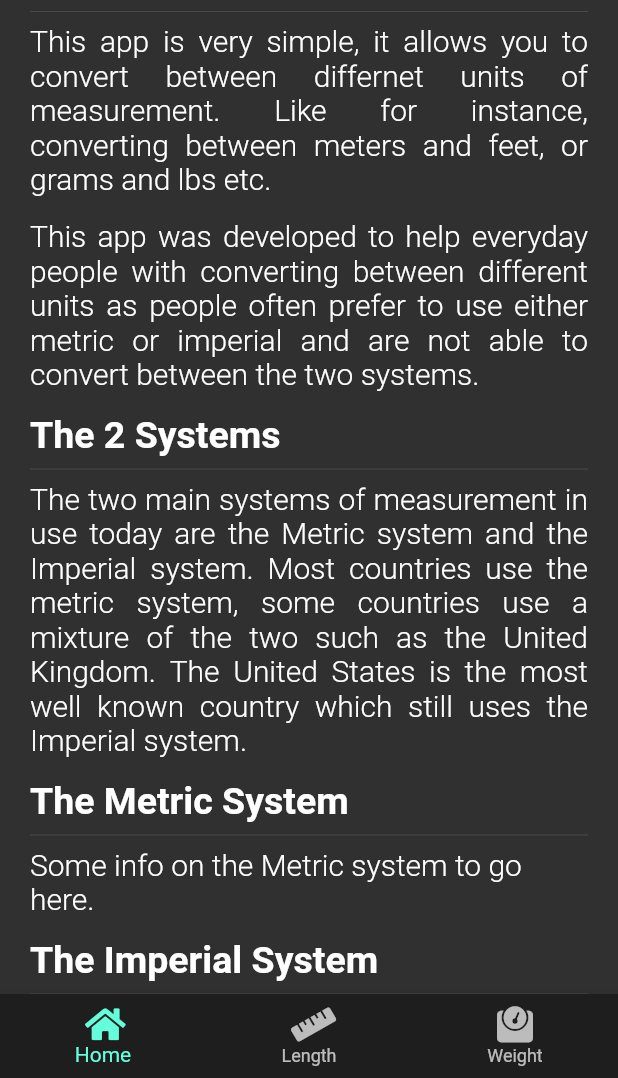
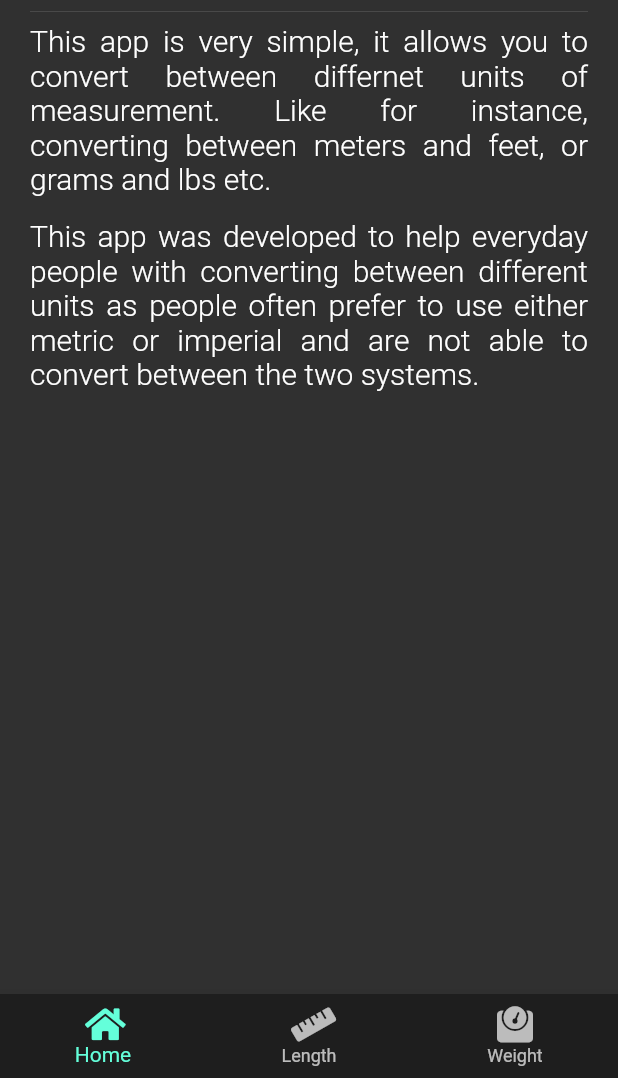
Before and after one commit to AmazonPriime/Flutter-Conversions, a Flutter app: the screen it shows after launch, on a phone screen of 412 x 824 dp, the part 158-1236 px from its top. Run offline on Flutter 3.47's test engine with Material 2 defaults, Android fonts, the phone set to English and light mode, and no system bars; our stand-ins replace font_awesome_flutter.

```diff
--- a/code/conversions/lib/screens/home_screen.dart
+++ b/code/conversions/lib/screens/home_screen.dart
@@ -33,39 +33,6 @@ class _HomeState extends State<Home> {
           style: kBlockTextStyle,
           textAlign: TextAlign.justify,
         ),
-        SizedBox(height: 15),
-        Text(
-          'The 2 Systems',
-          style: kHeadingTextStyle,
-        ),
-        Divider(),
-        Text(
-          'The two main systems of measurement in use today are the Metric system and the Imperial system. '
-          'Most countries use the metric system, some countries use a mixture of the two such as the United Kingdom. '
-          'The United States is the most well known country which still uses the Imperial system.',
-          style: kBlockTextStyle,
-          textAlign: TextAlign.justify,
-        ),
-        SizedBox(height: 15),
-        Text(
-          'The Metric System',
-          style: kHeadingTextStyle,
-        ),
-        Divider(),
-        Text(
-          'Some info on the Metric system to go here.',
-          style: kBlockTextStyle,
-        ),
-        SizedBox(height: 15),
-        Text(
-          'The Imperial System',
-          style: kHeadingTextStyle,
-        ),
-        Divider(),
-        Text(
-          'Some info on the Imperial system to go here.',
-          style: kBlockTextStyle,
-        ),
         SizedBox(height: 20),
       ],
     );
--- a/code/conversions/lib/screens/lengths_screen.dart
+++ b/code/conversions/lib/screens/lengths_screen.dart
@@ -1,4 +1,5 @@
 import 'package:conversions/components/unit_text_field.dart';
+import 'package:conversions/models/length.dart';
 import 'package:flutter/material.dart';
 
 class Length extends StatefulWidget {
@@ -15,7 +16,7 @@ class _LengthState extends State<Length> {
       crossAxisAlignment: CrossAxisAlignment.stretch,
       children: <Widget>[
         SizedBox(height: 10),
-        UnitField(unit: 'cm', placeholder: 'centimeters'),
+        UnitField(LengthModel(name: 'centimeters', unit: 'cm', type: 'metric', convertFunction: ConversionMethods.centimeterToMeter)),
         Divider()
       ],
     );
```
Also changed, not shown: code/conversions/lib/components/unit_text_field.dart (+20 -26 lines), code/conversions/lib/models/length.dart (+46 -1 lines), code/conversions/lib/utilities.dart (added, +18 -0 lines).
